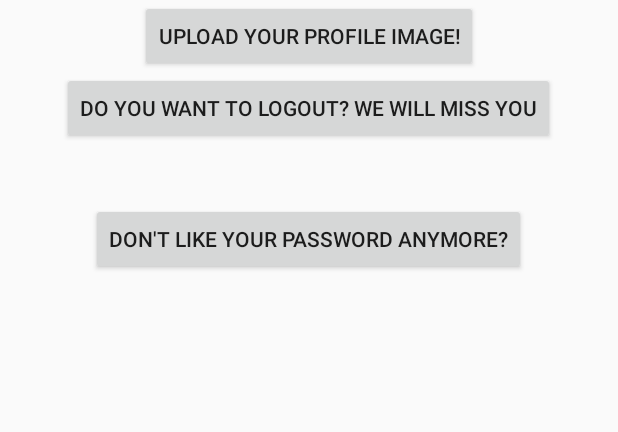
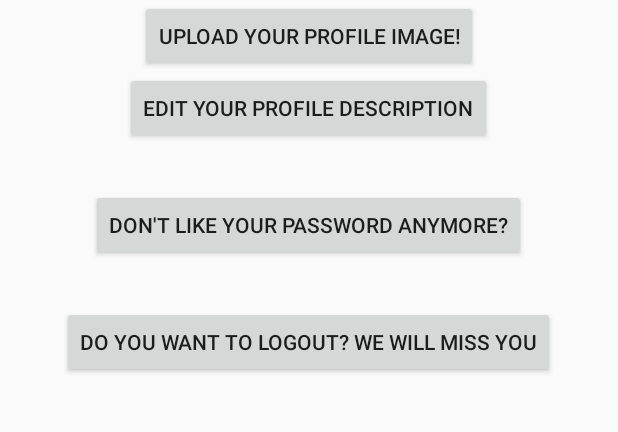
Before and after one commit to chihoony/chirpchirp, an Android app: the ProfileSettingsActivity screen opened directly, with no data from a screen before it, on a phone screen of 412 x 824 dp, the part 407-839 px from its top. Run offline under Robolectric (Android 15) with nearby library versions, the phone set to English and light mode, and no system bars; libraries missing offline, so code that uses them is left out: com.amazonaws.auth, com.amazonaws.mobileconnectors, com.amazonaws.services; 3 statements that could not run were skipped.

Commit message:
now change description is working

```diff
--- a/app/src/main/AndroidManifest.xml
+++ b/app/src/main/AndroidManifest.xml
@@ -67,6 +67,10 @@
             android:name=".PasswordChangeActivity"
             android:theme="@style/AppTheme.CustomTheme"
             android:label="PasswordChangeActivity" />
+        <activity
+            android:name=".DescriptionChangeActivity"
+            android:theme="@style/AppTheme.CustomTheme"
+            android:label="DescriptionChangeActivity" />
 
 
     </application>
--- a/app/src/main/java/jayed/triad/chirpchirp/MyInterface.java
+++ b/app/src/main/java/jayed/triad/chirpchirp/MyInterface.java
@@ -42,6 +42,9 @@ public interface MyInterface {
     @LambdaFunction
     JsonObject chirpChangePassword(JsonObject json);
 
+    @LambdaFunction
+    JsonObject chirpChangeDescription(JsonObject json);
+
     /**
      * Invoke lambda function "echo". The functionName in the annotation
      * overrides the default which is the method name
--- a/app/src/main/java/jayed/triad/chirpchirp/PasswordChangeActivity.java
+++ b/app/src/main/java/jayed/triad/chirpchirp/PasswordChangeActivity.java
@@ -22,7 +22,6 @@ import jayed.triad.chirpchirp.classes.Hash;
 
 public class PasswordChangeActivity extends Activity {
 
-    private PasswordChangeTask mPasswordChange = null;
     private EditText mCurrentPassword;
     private EditText mNewPassword;
     private EditText mNewPasswordConfirm;
--- a/app/src/main/java/jayed/triad/chirpchirp/ProfileSettingsActivity.java
+++ b/app/src/main/java/jayed/triad/chirpchirp/ProfileSettingsActivity.java
@@ -73,6 +73,7 @@ public class ProfileSettingsActivity extends AppCompatActivity {
     private ImageButton mProfileImageButton;
     private Button mLogoutButton;
     private Button mChangePasswordButton;
+    private Button mChangeDescriptionButton;
 
     // Storage Permissions variables
     private static final int REQUEST_EXTERNAL_STORAGE = 1;
@@ -295,6 +296,14 @@ public class ProfileSettingsActivity extends AppCompatActivity {
                 startActivity(new Intent(getApplicationContext(), PasswordChangeActivity.class));
             }
         });
+
+        mChangeDescriptionButton = (Button) findViewById(R.id.EditDescription);
+        mChangeDescriptionButton.setOnClickListener(new View.OnClickListener() {
+            @Override
+            public void onClick(View view) {
+                startActivity(new Intent(getApplicationContext(), DescriptionChangeActivity.class));
+            }
+        });
     }
 
     @Override
--- a/app/src/main/res/layout/activity_profilesettings.xml
+++ b/app/src/main/res/layout/activity_profilesettings.xml
@@ -71,19 +71,28 @@
         <Button
             android:layout_width="wrap_content"
             android:layout_height="wrap_content"
-
-            android:text="Do you want to logout? We will miss you"
-            android:id="@+id/logout_button"
-            android:layout_gravity="center_horizontal|bottom"
-            android:layout_alignParentBottom="true"
-            android:layout_centerHorizontal="true"
-            android:layout_marginBottom="39dp" />
+            android:text="Edit your profile Description"
+            android:id="@+id/EditDescription"
+            android:layout_gravity="center_horizontal"
+            android:layout_marginBottom="30dp" />
 
         <Button
             android:layout_width="wrap_content"
             android:layout_height="wrap_content"
             android:text="Don&apos;t like your password anymore?"
             android:id="@+id/password_change"
+            android:layout_gravity="center_horizontal"
+            android:layout_marginBottom="30dp" />
+
+        <Button
+            android:layout_width="wrap_content"
+            android:layout_height="wrap_content"
+
+            android:text="Do you want to logout? We will miss you"
+            android:id="@+id/logout_button"
+            android:layout_alignParentBottom="true"
+            android:layout_centerHorizontal="true"
+            android:layout_marginBottom="39dp"
             android:layout_gravity="center_horizontal" />
 
     </LinearLayout>
```
Also changed, not shown: app/src/main/java/jayed/triad/chirpchirp/DescriptionChangeActivity.java (added, +130 -0 lines), app/src/main/res/layout/content_descriptionchange.xml (added, +33 -0 lines).
